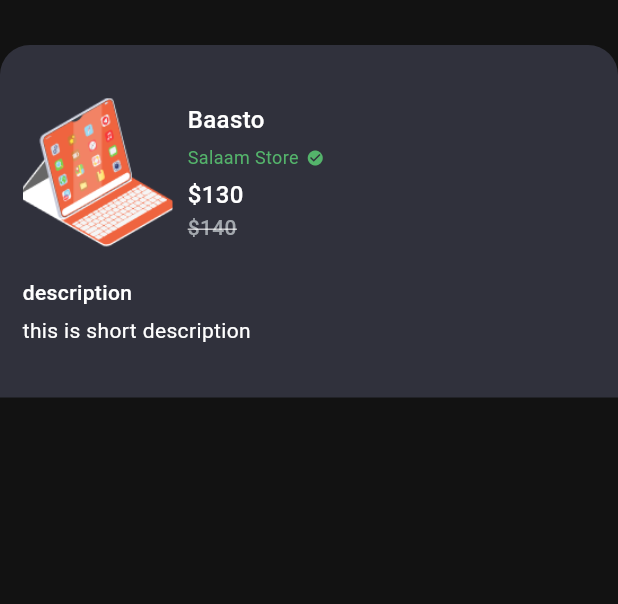
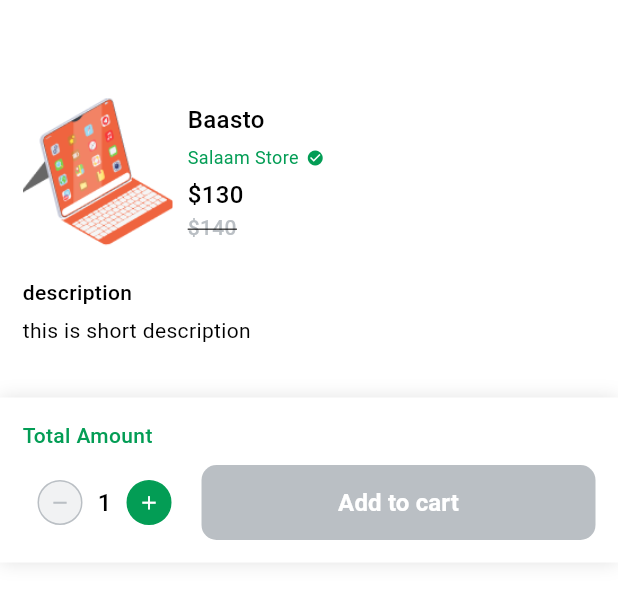
Before and after one commit to sadamabdisheekh/multi-customapp, a Flutter app: the ItemBottomSheet widget shown alone on an empty page, opened directly, on a phone screen of 412 x 824 dp. Shown: the top 604 px of the screen. Run offline on Flutter 3.47's test engine with Material 3 defaults, Android fonts, the phone set to English and light mode, and no system bars; our stand-ins replace bloc, cached_network_image, carousel_slider, dartz, equatable, flutter_bloc and 4 more; accounts and stored records are empty; network calls fail.

Commit message:
working on items

```diff
--- a/lib/main.dart
+++ b/lib/main.dart
@@ -3,7 +3,7 @@ import 'package:flutter_bloc/flutter_bloc.dart';
 import 'package:get/get.dart';
 import 'package:multi/constants/app_constants.dart';
 import 'package:multi/data/router_names.dart';
-import 'package:multi/presentation/theme/dark_theme.dart';
+import 'package:multi/presentation/theme/ligth_theme.dart';
 
 import 'logic/state_injector.dart';
 
@@ -25,9 +25,9 @@ class MyApp extends StatelessWidget {
         child: GetMaterialApp(
           title: AppConstants.appName,
           debugShowCheckedModeBanner: false,
-          theme: dark(),
+          theme: light(),
           onGenerateRoute: RouteNames.generateRoute,
-          initialRoute: RouteNames.splashScreen,
+          initialRoute: RouteNames.itemScreen,
         ),
       ),
     );
--- a/lib/presentation/widgets/items/item_bottom_sheet.dart
+++ b/lib/presentation/widgets/items/item_bottom_sheet.dart
@@ -3,7 +3,9 @@ import 'package:multi/constants/images.dart';
 
 import '../../../constants/dimensions.dart';
 import '../../../constants/styles.dart';
+import '../custom_button.dart';
 import '../custom_images.dart';
+import 'quantity_button.dart';
 
 class ItemBottomSheet extends StatefulWidget {
   const ItemBottomSheet({super.key});
@@ -75,7 +77,8 @@ class _ItemBottomSheetState extends State<ItemBottomSheet> {
                                         Text(
                                           'Baasto',
                                           style: robotoMedium.copyWith(
-                                            fontSize: Dimensions.fontSizeLarge),
+                                              fontSize:
+                                                  Dimensions.fontSizeLarge),
                                           maxLines: 2,
                                           overflow: TextOverflow.ellipsis,
                                         ),
@@ -87,8 +90,8 @@ class _ItemBottomSheetState extends State<ItemBottomSheet> {
                                               Text(
                                                 'Salaam Store',
                                                 style: robotoRegular.copyWith(
-                                                  fontSize:
-                                                      Dimensions.fontSizeSmall,
+                                                    fontSize: Dimensions
+                                                        .fontSizeSmall,
                                                     color: Theme.of(context)
                                                         .primaryColor),
                                               ),
@@ -107,15 +110,16 @@ class _ItemBottomSheetState extends State<ItemBottomSheet> {
                                         Text(
                                           '\$130',
                                           style: robotoMedium.copyWith(
-                                            fontSize: Dimensions.fontSizeLarge),
+                                              fontSize:
+                                                  Dimensions.fontSizeLarge),
                                           textDirection: TextDirection.ltr,
                                         ),
                                         Text(
                                           '\$140',
                                           textDirection: TextDirection.ltr,
                                           style: robotoMedium.copyWith(
-                                            color:
-                                                Theme.of(context).disabledColor,
+                                              color: Theme.of(context)
+                                                  .disabledColor,
                                               decoration:
                                                   TextDecoration.lineThrough),
                                         )
@@ -125,30 +129,90 @@ class _ItemBottomSheetState extends State<ItemBottomSheet> {
                                 ),
                                 const SizedBox(
                                     height: Dimensions.paddingSizeLarge),
-                              (1 == 1)
-                                  ? Column(
-                                      crossAxisAlignment:
-                                          CrossAxisAlignment.start,
+                                Column(
+                                  crossAxisAlignment: CrossAxisAlignment.start,
                                   children: [
-                                        Text('description',
-                                            style: robotoMedium),
+                                    Text('description', style: robotoMedium),
                                     const SizedBox(
-                                            height: Dimensions
-                                                .paddingSizeExtraSmall),
+                                        height:
+                                            Dimensions.paddingSizeExtraSmall),
                                     Text('this is short description',
                                         style: robotoRegular),
                                     const SizedBox(
-                                            height:
-                                                Dimensions.paddingSizeLarge),
+                                        height: Dimensions.paddingSizeLarge),
                                   ],
                                 )
-                                  : const SizedBox(),
                               ],
                             ),
                           ),
                         ],
                       ),
-                  ))
+                    ),
+
+                  ),
+                  Container(
+                  decoration: BoxDecoration(
+                    color: Theme.of(context).cardColor,
+                    borderRadius: const  BorderRadius.all(Radius.circular(0)),
+                    boxShadow: [BoxShadow(color: Colors.grey[300]!, blurRadius: 10)],
+                  ),
+                  padding: const EdgeInsets.symmetric(horizontal: Dimensions.paddingSizeDefault, vertical: Dimensions.paddingSizeDefault),
+                  child: Column(
+                    children: [
+                         Builder(
+                      builder: (context) {
+                      //  double? cost = PriceConverter.convertWithDiscount((price! * itemController.quantity!), discount, discountType);
+                      //  double withAddonCost = cost! + addonsCost;
+                        return Row(mainAxisAlignment: MainAxisAlignment.spaceBetween, children: [
+                          Text('Total Amount', style: robotoMedium.copyWith(fontSize: Dimensions.fontSizeDefault, color: Theme.of(context).primaryColor)),
+                          const SizedBox(width: Dimensions.paddingSizeExtraSmall),
+
+                          // Row(children: [
+                          //   discount! > 0 ? PriceConverter.convertAnimationPrice(
+                          //     (price * itemController.quantity!) + addonsCost,
+                          //     textStyle: robotoMedium.copyWith(color: Theme.of(context).disabledColor, fontSize: Dimensions.fontSizeSmall, decoration: TextDecoration.lineThrough),
+                          //   ) : const SizedBox(),
+                          //   const SizedBox(width: Dimensions.paddingSizeExtraSmall),
+
+                          //   PriceConverter.convertAnimationPrice(
+                          //     withAddonCost,
+                          //     textStyle: robotoBold.copyWith(color: Theme.of(context).primaryColor),
+                          //   ),
+                          // ]),
+                        ]);
+                      }
+                    ),
+                    const SizedBox(height: Dimensions.paddingSizeSmall),
+                     SafeArea(
+                      child: Row(children: [
+                          // Quantity
+                          Row(children: [
+                            QuantityButton(
+                              onTap: () {
+
+                              },
+                              isIncrement: false,
+                              fromSheet: true,
+                            ),
+                            Text('1', style: robotoMedium.copyWith(fontSize: Dimensions.fontSizeLarge)),
+                            QuantityButton(
+                              onTap: (){},
+                              isIncrement: true,
+                              fromSheet: true,
+                            ),
+                          ]),
+                          const SizedBox(width: Dimensions.paddingSizeSmall),
+
+                          Expanded(child: CustomButton(buttonText: 'Add to cart'))
+
+                          ]),
+                    ),
+
+                    ],
+                  ),
+                  ),
+                    // const SizedBox(height: Dimensions.paddingSizeSmall),
+
                 ],
               )
             ],
--- /dev/null
+++ b/lib/presentation/widgets/items/quantity_button.dart
@@ -0,0 +1,36 @@
+import 'package:flutter/material.dart';
+
+import '../../../constants/dimensions.dart';
+
+class QuantityButton extends StatelessWidget {
+  final bool isIncrement;
+  final Function? onTap;
+  final bool fromSheet;
+  final bool showRemoveIcon;
+  final Color? color;
+  const QuantityButton({Key? key, required this.isIncrement, required this.onTap, this.fromSheet = false, this.showRemoveIcon = false, this.color}) : super(key: key);
+
+  @override
+  Widget build(BuildContext context) {
+    return InkWell(
+      onTap: onTap as void Function()?,
+      child: Container(
+        height: fromSheet ? 30 : 22, width: fromSheet ? 30 : 22,
+        margin: const EdgeInsets.symmetric(horizontal: Dimensions.paddingSizeSmall),
+        decoration: BoxDecoration(
+          shape: BoxShape.circle,
+          border: Border.all(width: 1, color: showRemoveIcon ? Theme.of(context).colorScheme.error : isIncrement ? Theme.of(context).primaryColor : Theme.of(context).disabledColor),
+          color: showRemoveIcon ? Theme.of(context).cardColor : isIncrement ? color ?? Theme.of(context).primaryColor : Theme.of(context).disabledColor.withOpacity(0.2),
+        ),
+        alignment: Alignment.center,
+        child: Icon(
+          showRemoveIcon ? Icons.delete_outline_outlined : isIncrement ? Icons.add : Icons.remove,
+          size: 15,
+          color: showRemoveIcon ? Theme.of(context).colorScheme.error
+              : isIncrement ? Theme.of(context).cardColor
+              : Theme.of(context).disabledColor,
+        ),
+      ),
+    );
+  }
+}
```
Also changed, not shown: lib/presentation/screens/item_screen.dart (+14 -4 lines), lib/presentation/widgets/items/items.dart (+9 -0 lines), lib/presentation/widgets/variation.dart (added, +336 -0 lines). Lines whose indentation alone changed are shown as unchanged.
